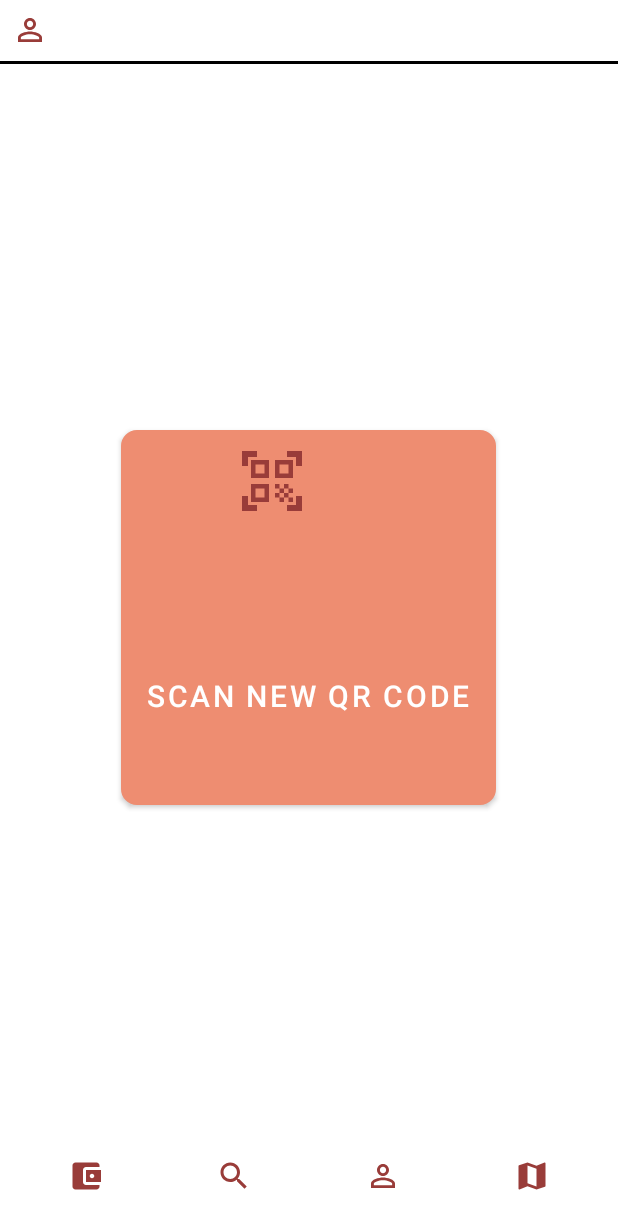
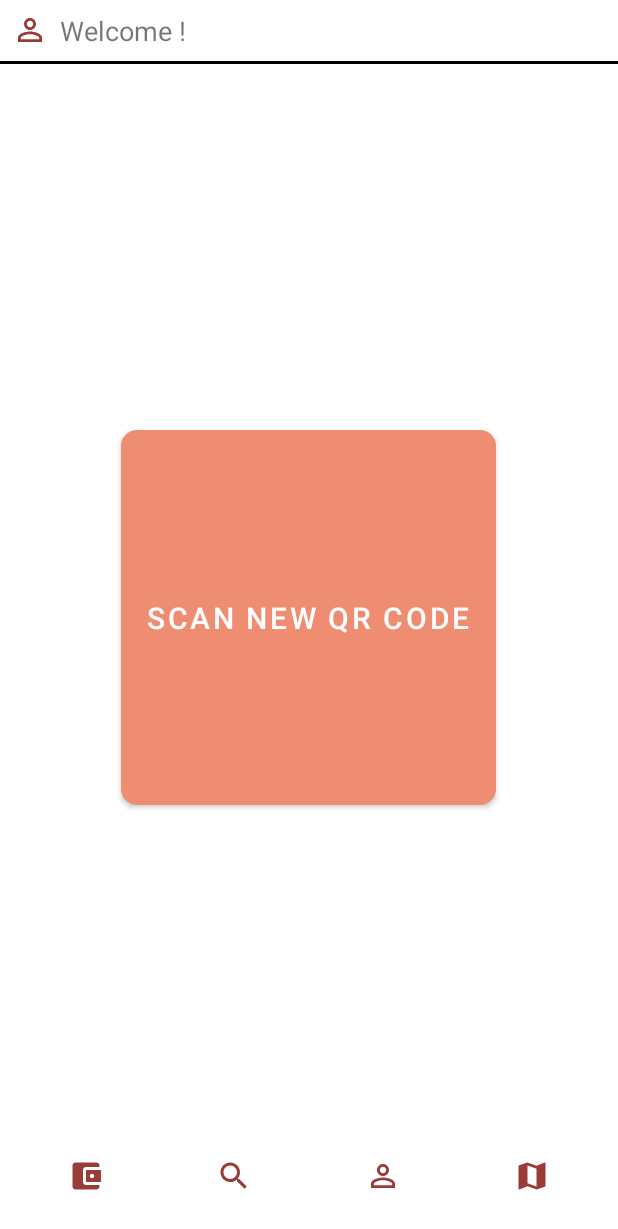
Before and after one commit to CMPUT301W23T32/lordofthewings, an Android app: the HomePage screen opened directly, with no data from a screen before it, on a phone screen of 412 x 824 dp. Shown: the top 1229 px of the screen. Run offline under Robolectric (Android 15) with nearby library versions, the phone set to English and light mode, and no system bars.

Commit message:
removed the button image, will fix that later

```diff
--- a/code/app/src/main/java/com/project/lordofthewings/Views/HomePage.java
+++ b/code/app/src/main/java/com/project/lordofthewings/Views/HomePage.java
@@ -1,5 +1,6 @@
 package com.project.lordofthewings.Views;
 
+import android.annotation.SuppressLint;
 import android.content.SharedPreferences;
 import android.os.Bundle;
 import android.widget.TextView;
@@ -10,6 +11,7 @@ import com.project.lordofthewings.R;
 
 public class HomePage extends AppCompatActivity {
     TextView usernametext;
+    @SuppressLint("SetTextI18n")
     @Override
     protected void onCreate(Bundle savedInstance){
         super.onCreate(savedInstance);
@@ -19,6 +21,6 @@ public class HomePage extends AppCompatActivity {
         String username = sh.getString("username", "");
         //hometext.setText("Welcome " + username + "!");
         usernametext = findViewById(R.id.usernameTextView);
-        usernametext.setText(username);
+        usernametext.setText("Welcome " +  username + "!");
     }
 }
--- a/code/app/src/main/res/layout/home_page.xml
+++ b/code/app/src/main/res/layout/home_page.xml
@@ -1,4 +1,5 @@
 <RelativeLayout xmlns:android="http://schemas.android.com/apk/res/android"
+    xmlns:tools="http://schemas.android.com/tools"
     android:layout_width="match_parent"
     android:layout_height="match_parent">
 
@@ -44,11 +45,11 @@
         android:layout_height="250dp"
         android:layout_centerInParent="true"
         android:background="@drawable/rounded_md"
-        android:drawableTop="@drawable/qr_code_icon"
-        android:drawablePadding="50dp"
         android:text="Scan New QR code"
         android:textColor="@color/white"
         android:textSize="20sp" />
+    <!--        android:drawableTop="@drawable/qr_code_icon"-->
+    <!--        android:drawablePadding="50dp"-->
     <!-- Navbar -->
     <LinearLayout
         android:id="@+id/navbarLayout"
```
